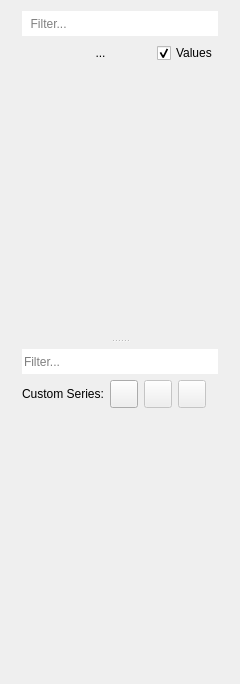
Qt form plotjuggler_app/curvelist_panel.ui (facontidavide/PlotJuggler) before a commit.
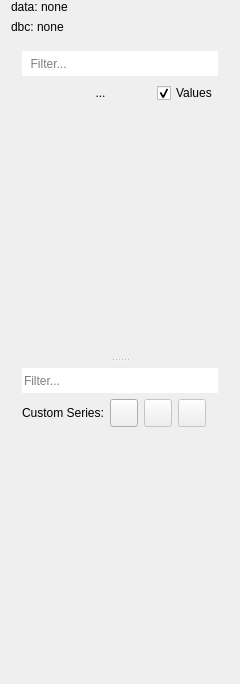
The same form after that commit. Custom widgets are drawn as their Qt base class.

Commit message: Add curve panel header summary helpers

```diff
--- a/plotjuggler_app/curvelist_panel.ui
+++ b/plotjuggler_app/curvelist_panel.ui
@@ -50,6 +50,20 @@
       <property name="topMargin">
        <number>0</number>
       </property>
+     <item>
+      <widget class="QLabel" name="labelDataFileSummary">
+       <property name="text">
+        <string>data: none</string>
+       </property>
+      </widget>
+     </item>
+     <item>
+      <widget class="QLabel" name="labelDbcSummary">
+       <property name="text">
+        <string>dbc: none</string>
+       </property>
+      </widget>
+     </item>
       <item>
        <widget class="QSplitter" name="splitter">
         <property name="orientation">
```
Lines whose indentation alone changed are shown as unchanged. The commit also changes 4 other files.
